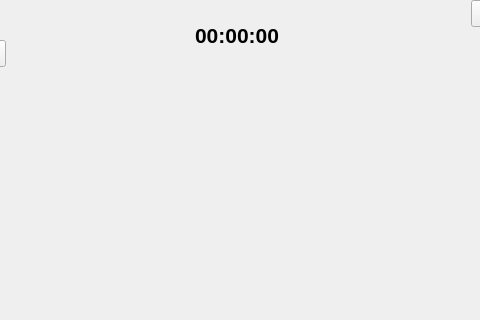
Qt form mainwindow.ui (mpaluch1/slides_puzzle) before a commit; both pictures show x 105 to 585 and y 0 to 320 of the 713 by 688 pixel window.
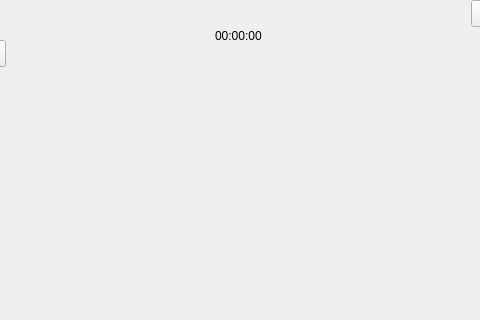
The same form after that commit.

Commit message: Add interface timer in main window

What changed in the file:
```diff
--- a/mainwindow.ui
+++ b/mainwindow.ui
@@ -69,14 +69,14 @@
    <widget class="QLabel" name="time_label">
     <property name="geometry">
      <rect>
-      <x>300</x>
+      <x>320</x>
       <y>20</y>
-      <width>91</width>
+      <width>71</width>
       <height>31</height>
      </rect>
     </property>
     <property name="text">
-     <string>&lt;html&gt;&lt;head/&gt;&lt;body&gt;&lt;p&gt;&lt;span style=&quot; font-size:16pt; font-weight:600;&quot;&gt;00:00:00&lt;/span&gt;&lt;/p&gt;&lt;/body&gt;&lt;/html&gt;</string>
+     <string>00:00:00</string>
     </property>
     <property name="scaledContents">
      <bool>false</bool>
```
Left out of the diff: 2 changed lines with no effect on the pictures. The commit also changes 2 other files.
